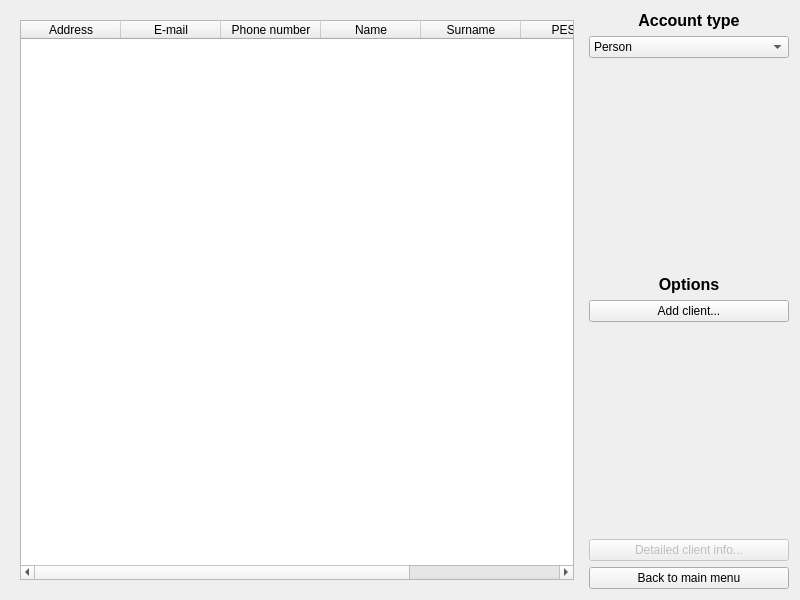
Before: the Qt Designer form ui/clients_widget.ui in JakPro15/23L-BD2-bank-management, drawn with Qt 5.
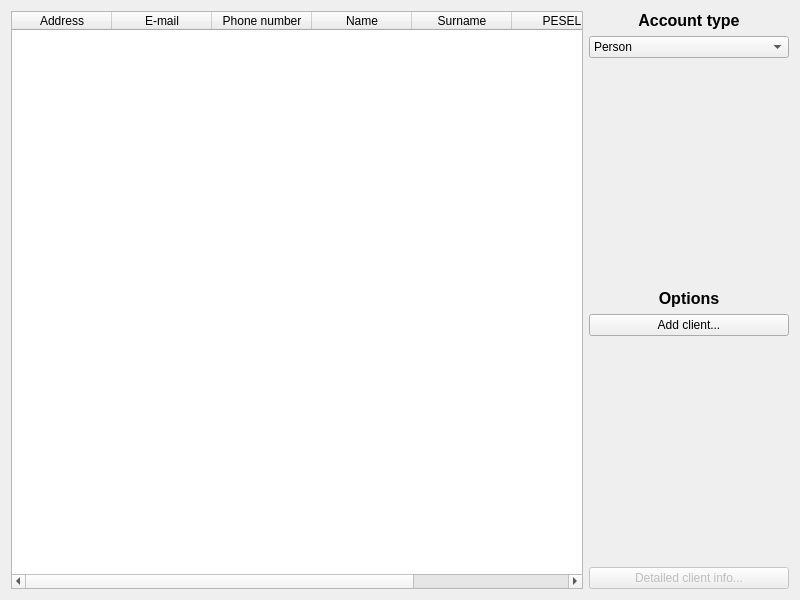
After: the same form once the commit is applied.

Commit message: Reshaped the structure of the app. Added addresses section with address creation dialog. Removed menu section.

Diff of the .ui file:
```diff
--- a/ui/clients_widget.ui
+++ b/ui/clients_widget.ui
@@ -21,6 +21,18 @@
      </property>
      <widget class="QWidget" name="people_page">
       <layout class="QVBoxLayout" name="verticalLayout">
+       <property name="leftMargin">
+        <number>0</number>
+       </property>
+       <property name="topMargin">
+        <number>0</number>
+       </property>
+       <property name="rightMargin">
+        <number>0</number>
+       </property>
+       <property name="bottomMargin">
+        <number>0</number>
+       </property>
        <item>
         <widget class="QTableWidget" name="people_table">
          <property name="autoScroll">
@@ -244,13 +256,6 @@
        </property>
       </widget>
      </item>
-     <item>
-      <widget class="QPushButton" name="menu_button">
-       <property name="text">
-        <string>Back to main menu</string>
-       </property>
-      </widget>
-     </item>
     </layout>
    </item>
   </layout>
```
Left out of the diff: 12 changed lines with no effect on the pictures. The commit also changes 21 other files.
